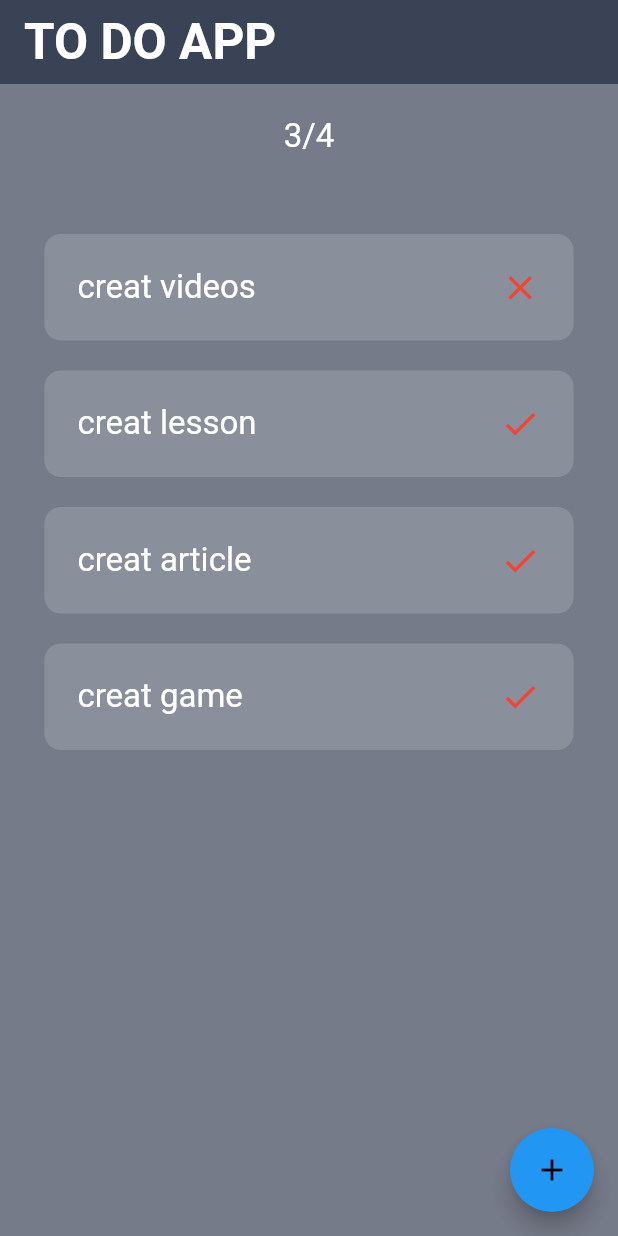
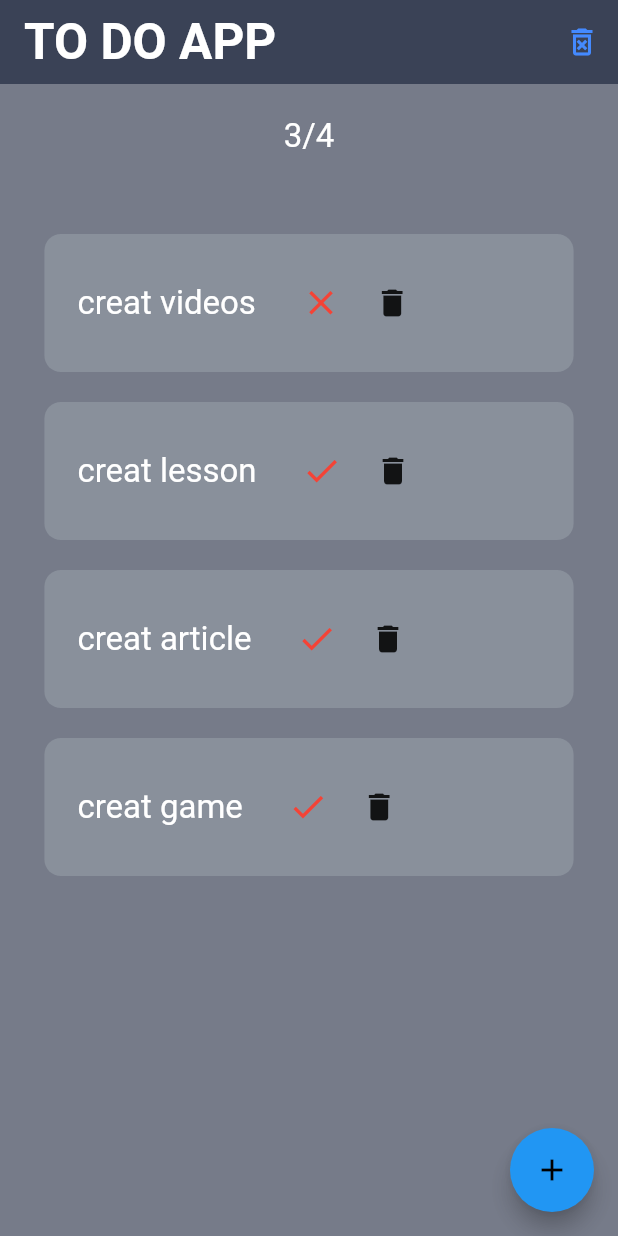
Before and after one commit to aliajjoub2/todo-App, a Flutter app: the screen it shows after launch, on a phone screen of 412 x 824 dp. Run offline on Flutter 3.47's test engine with Material 2 defaults, Android fonts, the phone set to English and light mode, and no system bars.

Commit message:
delete and delete All and chang status

```diff
--- a/lib/main.dart
+++ b/lib/main.dart
@@ -70,6 +70,24 @@ class _TodoAppState extends State<TodoApp> {
     return completedTasks;
   }
 
+  delete(index) {
+    setState(() {
+      allTasks.remove(allTasks[index]);
+    });
+  }
+
+  deleteAll() {
+    setState(() {
+      allTasks.removeRange(0, allTasks.length);
+    });
+  }
+
+  changeStatus(int index) {
+    setState(() {
+      allTasks[index].status = !allTasks[index].status;
+    });
+  }
+
   @override
   Widget build(BuildContext context) {
     return Scaffold(
@@ -119,6 +137,18 @@ class _TodoAppState extends State<TodoApp> {
       ),
       backgroundColor: Color.fromRGBO(58, 66, 86, 0.7),
       appBar: AppBar(
+        actions: [
+          // start search bottom
+          IconButton(
+            onPressed: () {
+              deleteAll();
+            },
+            icon: Icon(
+              Icons.delete_forever_outlined,
+              color: Colors.blueAccent,
+            ),
+          ),
+        ],
         elevation: 0,
         backgroundColor: Color.fromRGBO(58, 66, 86, 1),
         title: Text(
@@ -146,8 +176,12 @@ class _TodoAppState extends State<TodoApp> {
                   itemCount: allTasks.length,
                   itemBuilder: (BuildContext context, int index) {
                     return Todecard(
-                        vartitle: allTasks[index].title,
-                        doOrNot: allTasks[index].status);
+                      vartitle: allTasks[index].title,
+                      doOrNot: allTasks[index].status,
+                      index: index,
+                      changeStatus: changeStatus,
+                      delete: delete,
+                    );
                   }),
             ),
           ],
--- a/lib/widgets/todo-card.dart
+++ b/lib/widgets/todo-card.dart
@@ -7,34 +7,64 @@ import 'package:flutter/material.dart';
 class Todecard extends StatelessWidget {
   final String vartitle;
   final bool doOrNot;
-  const Todecard({Key? key, required this.vartitle, required this.doOrNot}) : super(key: key);
+  final int index;
+  final Function changeStatus;
+  final Function delete;
+  const Todecard(
+      {Key? key,
+      required this.vartitle,
+      required this.doOrNot,
+      required this.index,
+      required this.changeStatus,
+      required this.delete})
+      : super(key: key);
 
   @override
   Widget build(BuildContext context) {
-    return FractionallySizedBox(
+    return GestureDetector(
+      onTap: () {
+        changeStatus(index);
+      },
+      child: FractionallySizedBox(
         widthFactor: 0.9,
         child: Container(
           margin: EdgeInsets.only(top: 20),
           padding: EdgeInsets.all(22),
           // ignore: sort_child_properties_last
+          child: SingleChildScrollView(
+            scrollDirection: Axis.horizontal,
             child: Row(
-          mainAxisAlignment: MainAxisAlignment.spaceBetween,
+              mainAxisAlignment: MainAxisAlignment.center,
               children: [
                 Text(
                   vartitle,
                   style: TextStyle(color: Colors.white, fontSize: 22),
                 ),
+                SizedBox(
+                  width: 30,
+                ),
                 Icon(
-              doOrNot? Icons.check : Icons.close,
+                  doOrNot ? Icons.check : Icons.close,
                   size: 27,
                   color: Colors.red,
-            )
+                ),
+                SizedBox(
+                  width: 10,
+                ),
+
+                IconButton(
+                    onPressed: () {
+                      delete(index);
+                    },
+                    icon: Icon(Icons.delete))
               ],
+            ),
           ),
           decoration: BoxDecoration(
               color: Color.fromRGBO(209, 224, 224, 0.2),
               borderRadius: BorderRadius.circular(11)),
         ),
+      ),
     );
   }
 }
```
Lines whose indentation alone changed are shown as unchanged.
